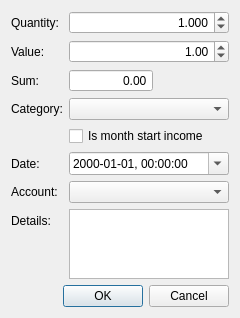
d2uriel/Budget, file src/addIncomeExpense.ui: the form before one commit.
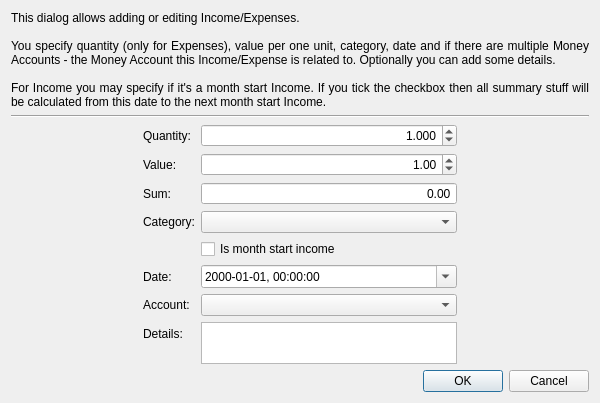
The form after the commit.

Commit message: Added help text labels to all dialogs. They can be toggled on or off by F1 shortcut or Help > Hide help texts in dialogs.

What changed in the file:
```diff
--- a/src/addIncomeExpense.ui
+++ b/src/addIncomeExpense.ui
@@ -6,8 +6,8 @@
    <rect>
     <x>0</x>
     <y>0</y>
-    <width>240</width>
-    <height>297</height>
+    <width>600</width>
+    <height>400</height>
    </rect>
   </property>
   <property name="windowTitle">
@@ -15,6 +15,45 @@
   </property>
   <layout class="QVBoxLayout" name="verticalLayout">
    <item>
+    <widget class="QLabel" name="label_helpText">
+     <property name="text">
+      <string>This dialog allows adding or editing Income/Expenses.
+
+You specify quantity (only for Expenses), value per one unit, category, date and if there are multiple Money Accounts - the Money Account this Income/Expense is related to. Optionally you can add some details.
+
+For Income you may specify if it's a month start Income. If you tick the checkbox then all summary stuff will be calculated from this date to the next month start Income.</string>
+     </property>
+     <property name="alignment">
+      <set>Qt::AlignJustify|Qt::AlignVCenter</set>
+     </property>
+     <property name="wordWrap">
+      <bool>true</bool>
+     </property>
+    </widget>
+   </item>
+   <item>
+    <widget class="Line" name="line">
+     <property name="orientation">
+      <enum>Qt::Horizontal</enum>
+     </property>
+    </widget>
+   </item>
+   <item>
+    <layout class="QHBoxLayout" name="horizontalLayout">
+     <item>
+      <spacer name="horizontalSpacer_2">
+       <property name="orientation">
+        <enum>Qt::Horizontal</enum>
+       </property>
+       <property name="sizeHint" stdset="0">
+        <size>
+         <width>40</width>
+         <height>20</height>
+        </size>
+       </property>
+      </spacer>
+     </item>
+     <item>
     <layout class="QFormLayout" name="formLayout">
      <property name="fieldGrowthPolicy">
       <enum>QFormLayout::AllNonFixedFieldsGrow</enum>
@@ -181,13 +220,13 @@
        </property>
        <property name="minimumSize">
         <size>
-         <width>84</width>
+           <width>0</width>
          <height>0</height>
         </size>
        </property>
        <property name="maximumSize">
         <size>
-         <width>84</width>
+           <width>16777215</width>
          <height>16777215</height>
         </size>
        </property>
@@ -207,6 +246,21 @@
         <double>999999.989999999990687</double>
        </property>
       </widget>
+       </item>
+      </layout>
+     </item>
+     <item>
+      <spacer name="horizontalSpacer">
+       <property name="orientation">
+        <enum>Qt::Horizontal</enum>
+       </property>
+       <property name="sizeHint" stdset="0">
+        <size>
+         <width>40</width>
+         <height>20</height>
+        </size>
+       </property>
+      </spacer>
      </item>
     </layout>
    </item>
```
Left out of the diff: 3 changed lines with no effect on the pictures. Lines whose indentation alone changed are shown as unchanged. The commit also changes 30 other files.
